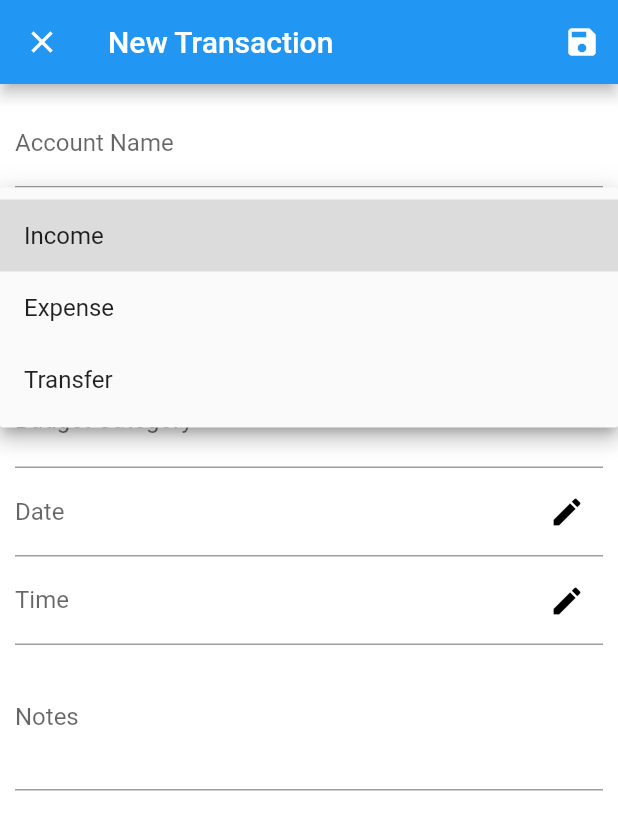
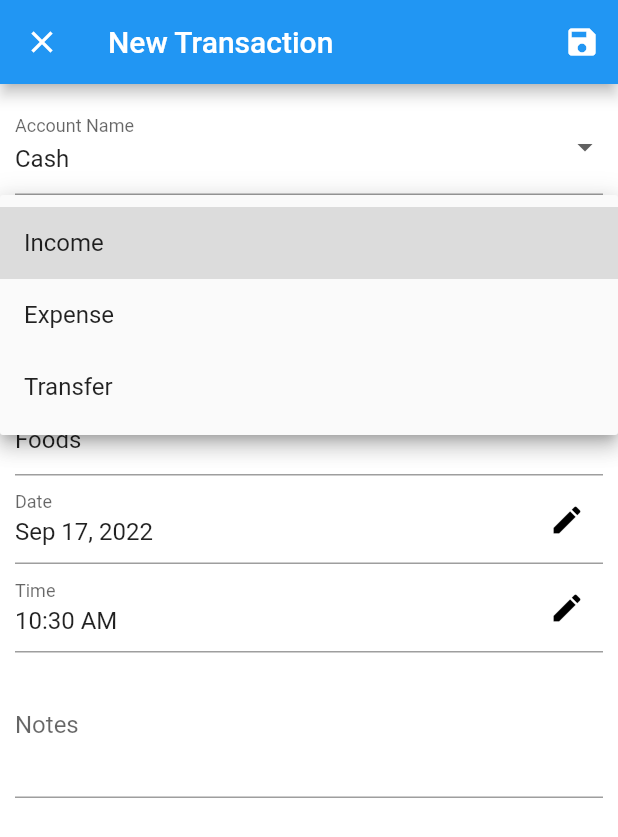
Before and after one commit to joneldominic/personal-finance-management-app, a Flutter app: the TransactionDetailsView screen opened by its route, after a tap on "Transaction Type", on a phone screen of 412 x 824 dp. Shown: the top 837 px of the screen. Run offline on Flutter 3.47's test engine with Material 2 defaults, Android fonts, the phone set to English and light mode, and no system bars; our stand-ins replace freezed_annotation, logger, stacked, stacked_core, stacked_services; generated files the repository leaves out were written again.

Commit message:
Fix Date & Time Formatting; Added Dummy Accounts & Category

```diff
--- a/lib/ui/views/transaction/transaction_details/transaction_details_view.dart
+++ b/lib/ui/views/transaction/transaction_details/transaction_details_view.dart
@@ -15,7 +15,10 @@ import 'package:stacked/stacked_annotations.dart';
 // it's just a UI representation.
 
 @FormView(fields: [
-  FormTextField(initialValue: '', name: 'accountName'),
+  FormDropdownField(
+    name: 'accountName',
+    items: [],
+  ),
   FormDropdownField(
     name: 'transactionType',
     items: transactionTypeStaticDropdownItems,
@@ -49,11 +52,7 @@ class TransactionDetailsView extends StatelessWidget
       viewModelBuilder: () => TransactionDetailsViewModel(),
       onModelReady: (model) {
         listenToFormUpdated(model);
-        // model.initForm(
-        //   accountNameController: accountNameController,
-        //   balanceController: balanceController,
-        //   newBalanceController: newBalanceController,
-        // );
+        model.initForm();
       },
       onDispose: (_) => disposeForm(),
       builder: (context, model, child) => Scaffold(
@@ -79,10 +78,22 @@ class TransactionDetailsView extends StatelessWidget
             padding: const EdgeInsets.fromLTRB(10, 10, 10, 50),
             child: Column(
               children: [
-                TextField(
+                DropdownButtonFormField(
                   key: const ValueKey(AccountNameValueKey),
-                  decoration: const InputDecoration(labelText: 'Account Name'),
-                  controller: accountNameController,
+                  value: model.accountNameValue,
+                  decoration: const InputDecoration(
+                    label: Text("Account Name"),
+                  ),
+                  items: model.dummyAccounts
+                      .map(
+                        (value) => DropdownMenuItem<String>(
+                          key: ValueKey('$value key'),
+                          value: value,
+                          child: Text(value),
+                        ),
+                      )
+                      .toList(),
+                  onChanged: (String? value) {},
                 ),
                 DropdownButtonFormField(
                   key: const ValueKey(TransactionTypeValueKey),
@@ -110,17 +121,16 @@ class TransactionDetailsView extends StatelessWidget
                 ),
                 DropdownButtonFormField(
                   key: const ValueKey(CategoryValueKey),
-                  // value: model.currencyValue,
+                  value: model.categoryValue,
                   decoration: const InputDecoration(
-                    label: Text("Budget Category"),
+                    label: Text("Category"),
                   ),
-                  items: TransactionTypeValueToTitleMap.keys
+                  items: model.dummyCategory
                       .map(
-                        // TODO: Fetch from dummy category list
                         (value) => DropdownMenuItem<String>(
                           key: ValueKey('$value key'),
                           value: value,
-                          child: Text(TransactionTypeValueToTitleMap[value]!),
+                          child: Text(value),
                         ),
                       )
                       .toList(),
--- a/lib/ui/views/transaction/transaction_details/transaction_details_view.form.dart
+++ b/lib/ui/views/transaction/transaction_details/transaction_details_view.form.dart
@@ -15,6 +15,7 @@ const String AmountValueKey = 'amount';
 const String CategoryValueKey = 'category';
 const String NotesValueKey = 'notes';
 
+final Map<String, String> AccountNameValueToTitleMap = {};
 final Map<String, String> TransactionTypeValueToTitleMap = {
   'income': 'Income',
   'expense': 'Expense',
@@ -29,19 +30,15 @@ final Map<String, FocusNode> _TransactionDetailsViewFocusNodes = {};
 
 final Map<String, String? Function(String?)?>
     _TransactionDetailsViewTextValidations = {
-  AccountNameValueKey: null,
   AmountValueKey: null,
   NotesValueKey: null,
 };
 
 mixin $TransactionDetailsView on StatelessWidget {
-  TextEditingController get accountNameController =>
-      _getFormTextEditingController(AccountNameValueKey);
   TextEditingController get amountController =>
       _getFormTextEditingController(AmountValueKey);
   TextEditingController get notesController =>
       _getFormTextEditingController(NotesValueKey);
-  FocusNode get accountNameFocusNode => _getFormFocusNode(AccountNameValueKey);
   FocusNode get amountFocusNode => _getFormFocusNode(AmountValueKey);
   FocusNode get notesFocusNode => _getFormFocusNode(NotesValueKey);
 
@@ -66,7 +63,6 @@ mixin $TransactionDetailsView on StatelessWidget {
   /// Registers a listener on every generated controller that calls [model.setData()]
   /// with the latest textController values
   void listenToFormUpdated(FormViewModel model) {
-    accountNameController.addListener(() => _updateFormData(model));
     amountController.addListener(() => _updateFormData(model));
     notesController.addListener(() => _updateFormData(model));
   }
@@ -82,7 +78,6 @@ mixin $TransactionDetailsView on StatelessWidget {
     model.setData(
       model.formValueMap
         ..addAll({
-          AccountNameValueKey: accountNameController.text,
           AmountValueKey: amountController.text,
           NotesValueKey: notesController.text,
         }),
@@ -95,7 +90,6 @@ mixin $TransactionDetailsView on StatelessWidget {
   /// Updates the fieldsValidationMessages on the FormViewModel
   void _updateValidationData(FormViewModel model) =>
       model.setValidationMessages({
-        AccountNameValueKey: _getValidationMessage(AccountNameValueKey),
         AmountValueKey: _getValidationMessage(AmountValueKey),
         NotesValueKey: _getValidationMessage(NotesValueKey),
       });
@@ -169,6 +163,10 @@ extension ValueProperties on FormViewModel {
 }
 
 extension Methods on FormViewModel {
+  void setAccountName(String accountName) {
+    this.setData(this.formValueMap..addAll({AccountNameValueKey: accountName}));
+  }
+
   void setTransactionType(String transactionType) {
     this.setData(
         this.formValueMap..addAll({TransactionTypeValueKey: transactionType}));
--- a/lib/ui/views/transaction/transaction_details/transaction_details_viewmodel.dart
+++ b/lib/ui/views/transaction/transaction_details/transaction_details_viewmodel.dart
@@ -1,8 +1,8 @@
 import 'package:flutter/material.dart';
+import 'package:intl/intl.dart';
 import 'package:personal_finance_management_app/app/app.locator.dart';
 import 'package:personal_finance_management_app/app/app.logger.dart';
 import 'package:personal_finance_management_app/core/enums/account_enum.dart';
-import 'package:personal_finance_management_app/ui/views/account/account_details/account_details_view.form.dart';
 import 'package:personal_finance_management_app/ui/views/transaction/transaction_details/transaction_details_view.form.dart';
 import 'package:stacked/stacked.dart';
 import 'package:stacked_services/stacked_services.dart';
@@ -15,8 +15,34 @@ class TransactionDetailsViewModel extends FormViewModel {
   final _logger = getLogger("AccountDetailsViewModel");
   final _navigationService = locator<NavigationService>();
 
-  TextEditingController dateController = TextEditingController();
-  TextEditingController timeController = TextEditingController();
+  final TextEditingController dateController = TextEditingController();
+  final TextEditingController timeController = TextEditingController();
+
+  final List<String> dummyAccounts = ["Cash", "GCash", "BPI"];
+  final List<String> dummyCategory = [
+    "Foods",
+    "Shopping",
+    "Transportation",
+    "House Bills"
+  ];
+
+  void initForm() {
+    _logger.i('initForm | argument: NONE');
+
+    initDateTimeFields();
+
+    setAccountName(dummyAccounts[0]);
+    setCategory(dummyCategory[0]);
+  }
+
+  void initDateTimeFields() {
+    final DateTime now = DateTime.now();
+    final String date = DateFormat('MMM dd, yyyy').format(now);
+    final String time = DateFormat('hh:mm a').format(now);
+
+    dateController.text = date;
+    timeController.text = time;
+  }
 
   void setTransactionDate(BuildContext context) async {
     final DateTime? selectedDate = await showDatePicker(
@@ -27,23 +53,22 @@ class TransactionDetailsViewModel extends FormViewModel {
     );
 
     if (selectedDate != null) {
-      // TODO: Improve Date Formatting
-      dateController.text =
-          '${selectedDate.month}/${selectedDate.day}/${selectedDate.year}';
+      dateController.text = DateFormat('MMM dd, yyyy').format(selectedDate);
     }
   }
 
   void setTransactionTime(BuildContext context) async {
     final DateTime now = DateTime.now();
 
-    TimeOfDay? selectedTime = await showTimePicker(
+    final TimeOfDay? selectedTime = await showTimePicker(
       context: context,
       initialTime: TimeOfDay(hour: now.hour, minute: now.minute),
     );
 
     if (selectedTime != null) {
-      // TODO: Improve Time Formatting
-      timeController.text = '${selectedTime.hour}:${selectedTime.minute}';
+      final String time = DateFormat('hh:mm a').format(DateTime(now.year,
+          now.month, now.day, selectedTime.hour, selectedTime.minute));
+      timeController.text = time;
     }
   }
 
@@ -58,22 +83,6 @@ class TransactionDetailsViewModel extends FormViewModel {
   bool isArchivedAccount = false;
 
   // TODO: Initialize date and time
-  void initForm({
-    required TextEditingController accountNameController,
-    required TextEditingController balanceController,
-    required TextEditingController newBalanceController,
-  }) {
-    _logger.i(
-        'initForm | argument: {accountNameController: $accountNameController, balanceController: $balanceController, newBalanceController: $newBalanceController}');
-
-    setColor('0xFFFF4081');
-    setCurrency('PHP');
-
-    _newBalanceController = newBalanceController;
-
-    accountNameController.text = "Cash";
-    balanceController.text = "1,000.00";
-  }
 
   void popCurrentView() {
     _logger.i('popCurrentView | argument: NONE');
```
